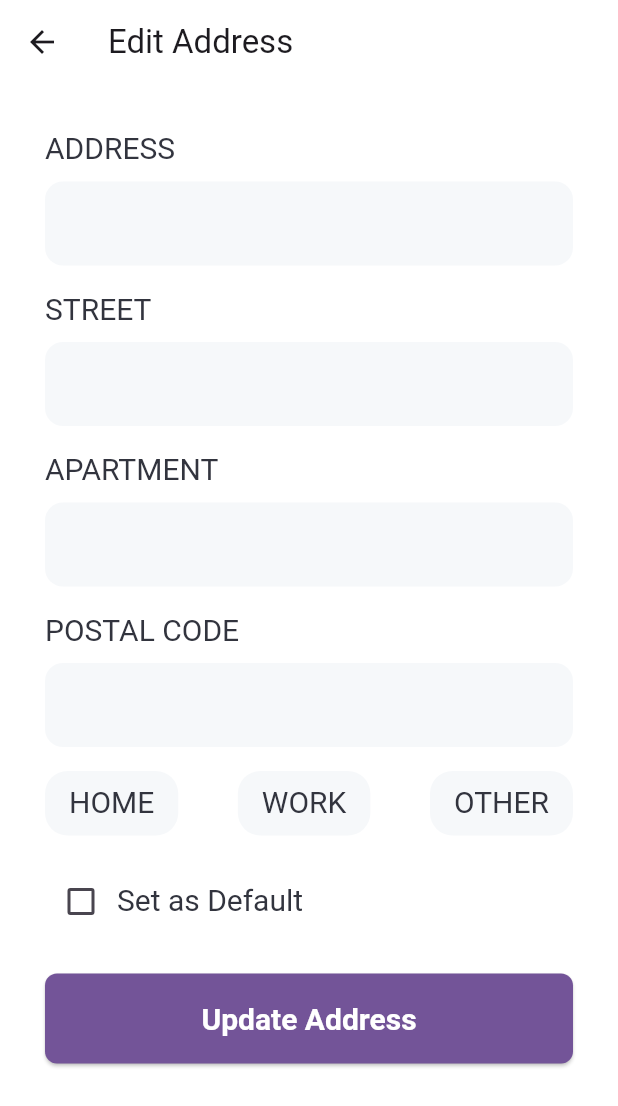
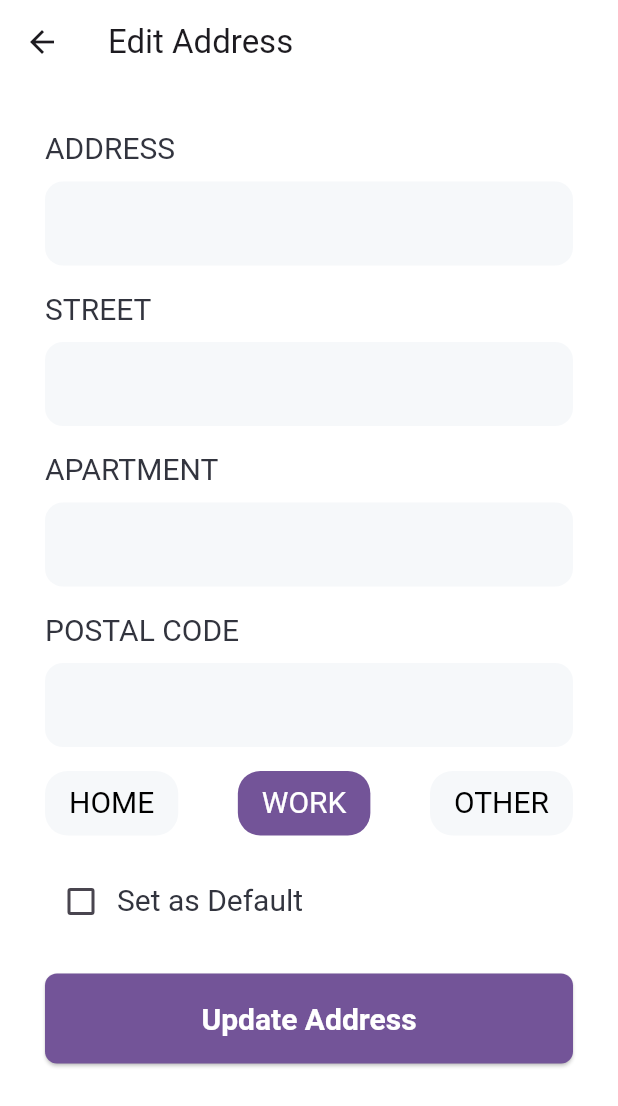
Before and after one commit to saikat-rog/purotaja_app, a Flutter app: the EditAddressScreen screen opened directly with empty values, after a tap on "HOME", after a tap on "WORK", on a phone screen of 412 x 824 dp. Shown: the top 1106 px of the screen. Run offline on Flutter 3.47's test engine with Material 3 defaults, Android fonts, the light colour scheme and no system bars; our stand-ins replace dio, dropdown_button2, flutter_dotenv, flutter_svg, fluttertoast, geocoding and 5 more; accounts and stored records are empty; network calls fail; Roboto replaces fonts that are missing (Sen).

Commit message:
Address updation fixed, product slide alighnment fixed. images array updates to product image, fixed all product info page opening got stuck, rounded the offerbanner in home page, removed double questionmark from auth screen, fixed recommend and best seller position changing after click, padding added in fresh water category slides

```diff
--- a/lib/screens/account_screen/account_options/addresses_screen/edit_addresses_acreen.dart
+++ b/lib/screens/account_screen/account_options/addresses_screen/edit_addresses_acreen.dart
@@ -7,20 +7,22 @@ import '../../../../controllers/address_controller.dart';
 class EditAddressScreen extends StatefulWidget {
   final String addressId;
 
-  EditAddressScreen({Key? key, required this.addressId}) : super(key: key);
+  const EditAddressScreen({super.key, required this.addressId});
 
   @override
   State<EditAddressScreen> createState() => _EditAddressScreenState();
 }
 
 class _EditAddressScreenState extends State<EditAddressScreen> {
-
   AddressController addressController = Get.put(AddressController());
 
   final addressFieldController = TextEditingController();
   final streetController = TextEditingController();
   final apartmentController = TextEditingController();
   final postalCodeController = TextEditingController();
+
+  // Track selected label
+  String selectedLabel = 'HOME';
 
   @override
   Widget build(BuildContext context) {
@@ -32,6 +34,7 @@ class _EditAddressScreenState extends State<EditAddressScreen> {
       body: Padding(
         padding: const EdgeInsets.symmetric(horizontal: 30.0, vertical: 30),
         child: SingleChildScrollView(
+          //Text fields
           child: Column(
             crossAxisAlignment: CrossAxisAlignment.start,
             children: [
@@ -67,67 +70,16 @@ class _EditAddressScreenState extends State<EditAddressScreen> {
               ),
               const SizedBox(height: 16),
 
-              //Label
+              // Label
               Row(
                 mainAxisAlignment: MainAxisAlignment.spaceBetween,
                 children: [
-                  GestureDetector(
-                    onTap: () {
-                      addressController.label.value = "HOME"; // Update the value when tapped
-                    },
-                    child: Container(
-                      decoration: BoxDecoration(
-                        borderRadius: BorderRadius.circular(15),
-                        color: AppTheme.bgGrey,
-                      ),
-                      child: Padding(
-                        padding: const EdgeInsets.symmetric(horizontal: 16.0, vertical: 8),
-                        child: Text(
-                          "HOME",
-                          style: Theme.of(context).textTheme.headlineSmall,
-                        ),
-                      ),
-                    ),
-                  ),
-                  GestureDetector(
-                    onTap: () {
-                      addressController.label.value = "WORK"; // Update the value when tapped
-                    },
-                    child: Container(
-                      decoration: BoxDecoration(
-                        borderRadius: BorderRadius.circular(15),
-                        color: AppTheme.bgGrey,
-                      ),
-                      child: Padding(
-                        padding: const EdgeInsets.symmetric(horizontal: 16.0, vertical: 8),
-                        child: Text(
-                          "WORK",
-                          style: Theme.of(context).textTheme.headlineSmall,
-                        ),
-                      ),
-                    ),
-                  ),
-                  GestureDetector(
-                    onTap: () {
-                      addressController.label.value = "OTHER"; // Update the value when tapped
-                    },
-                    child: Container(
-                      decoration: BoxDecoration(
-                        borderRadius: BorderRadius.circular(15),
-                        color: AppTheme.bgGrey,
-                      ),
-                      child: Padding(
-                        padding: const EdgeInsets.symmetric(horizontal: 16.0, vertical: 8),
-                        child: Text(
-                          "OTHER",
-                          style: Theme.of(context).textTheme.headlineSmall,
-                        ),
-                      ),
-                    ),
-                  ),
+                  _buildLabelButton('HOME'),
+                  _buildLabelButton('WORK'),
+                  _buildLabelButton('OTHER'),
                 ],
               ),
-              SizedBox(height: 20,),
+              SizedBox(height: 20),
 
               // Default Address Toggle
               Obx(() => Row(
@@ -155,7 +107,13 @@ class _EditAddressScreenState extends State<EditAddressScreen> {
                     onPressed: () {
                       // Call the updateAddress function from the controller
                       addressController.updateAddress(
-                        widget.addressId, addressFieldController, streetController, apartmentController, postalCodeController, addressController.label.value ,addressController.isDefault.value,
+                        widget.addressId,
+                        addressFieldController,
+                        streetController,
+                        apartmentController,
+                        postalCodeController,
+                        selectedLabel,
+                        addressController.isDefault.value,
                       );
                       Get.back(); // Go back after updating
                     },
@@ -164,6 +122,37 @@ class _EditAddressScreenState extends State<EditAddressScreen> {
                 ),
               ),
             ],
+          ),
+        ),
+      ),
+    );
+  }
+
+  // Label Button Widget with dynamic background color
+  Widget _buildLabelButton(String label) {
+    return GestureDetector(
+      onTap: () {
+        setState(() {
+          selectedLabel = label; // Update selected label
+          addressController.label.value = label; // Update controller label
+        });
+      },
+      child: Container(
+        decoration: BoxDecoration(
+          borderRadius: BorderRadius.circular(15),
+          color: selectedLabel == label
+              ? AppTheme.lightTheme.primaryColor // Set background to primary color when selected
+              : AppTheme.bgGrey, // Default background color
+        ),
+        child: Padding(
+          padding: const EdgeInsets.symmetric(horizontal: 16.0, vertical: 8),
+          child: Text(
+            label,
+            style: Theme.of(context).textTheme.headlineSmall?.copyWith(
+              color: selectedLabel == label
+                  ? Colors.white // Text color when selected
+                  : Colors.black, // Default text color
+            ),
           ),
         ),
       ),
@@ -184,7 +173,7 @@ class _EditAddressScreenState extends State<EditAddressScreen> {
         ),
         const SizedBox(height: 8),
         TextField(
-          controller: TextEditingController(),
+          controller: controller,
           decoration: InputDecoration(
             filled: true,
             fillColor: AppTheme.bgGrey, // Set your desired background color
--- a/lib/screens/auth_screen.dart
+++ b/lib/screens/auth_screen.dart
@@ -234,7 +234,7 @@ class _AuthScreenState extends State<AuthScreen> {
                     child: RichText(
                       text: TextSpan(
                         text:
-                            'Already have an account?? ', // First part of the text
+                            'Already have an account?', // First part of the text
                         style: Theme.of(context)
                             .textTheme
                             .bodyMedium, // Style for the first part
```
Also changed, not shown: lib/controllers/address_controller.dart (+9 -9 lines), lib/screens/home_screen/home_screen.dart (+19 -15 lines), lib/screens/onboarding_screen.dart (+37 -39 lines), lib/screens/product_info_screen.dart (+82 -33 lines), lib/widgets/categories_slide.dart (+5 -6 lines), lib/widgets/products_slide.dart (+27 -15 lines).
